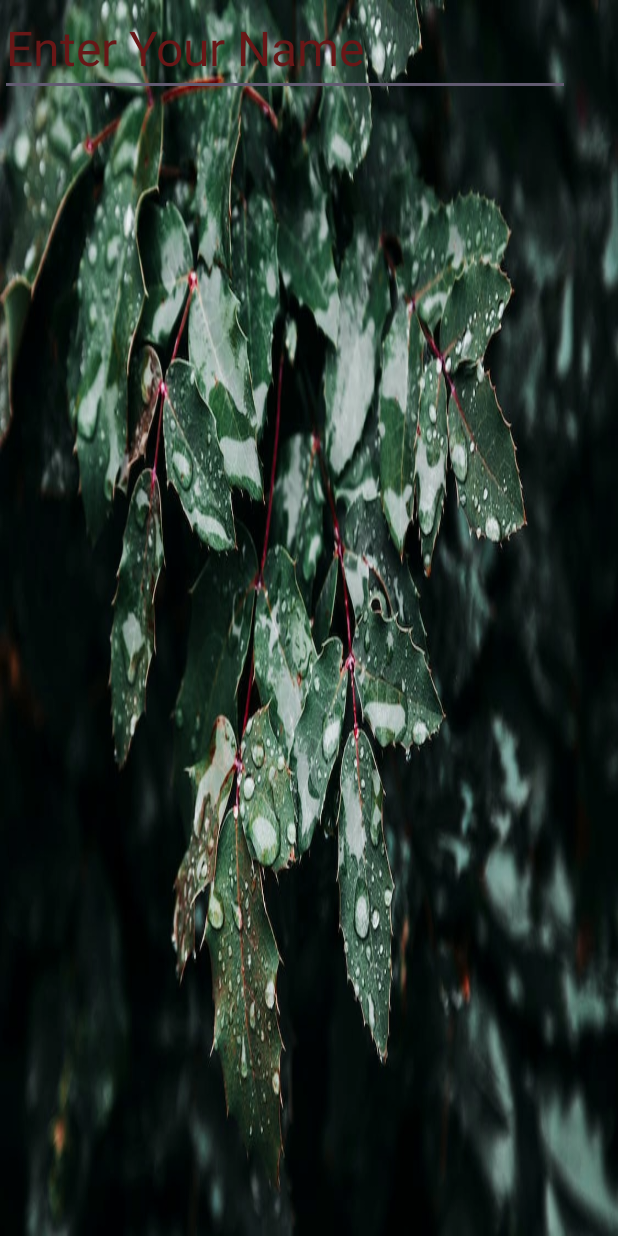
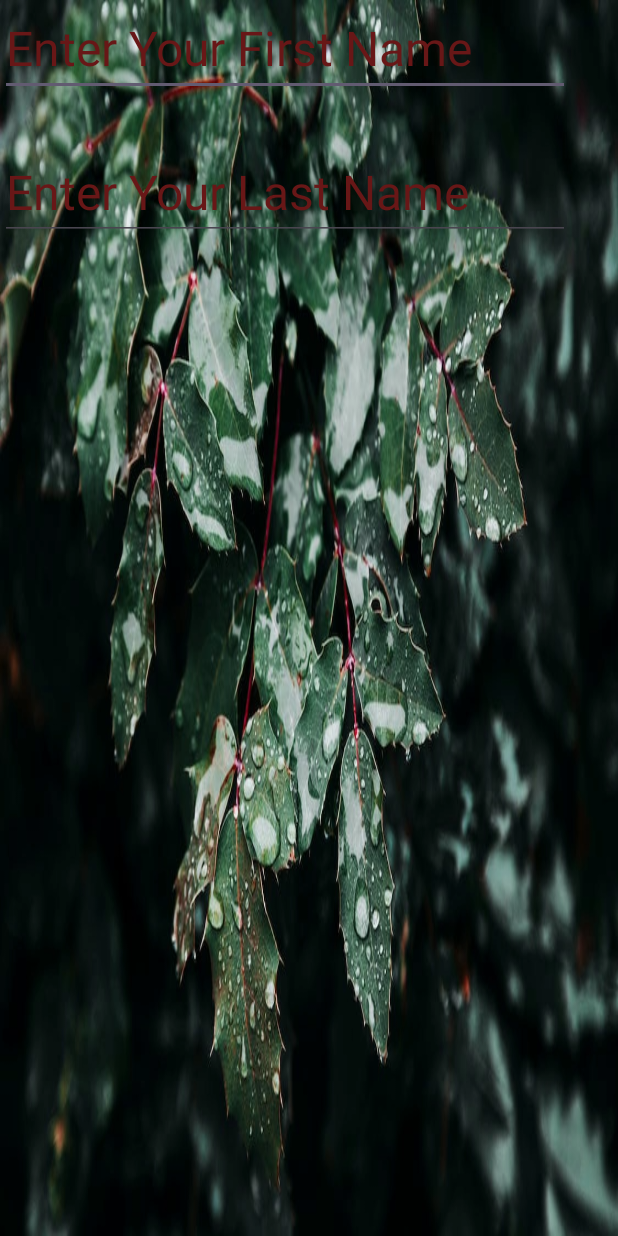
Before and after one commit to Corneth/ListenLeaf, an Android app: the SignUp_Page screen opened directly, with no data from a screen before it, on a phone screen of 412 x 824 dp. Run offline under Robolectric (Android 15) with nearby library versions, the phone set to English and light mode, and no system bars.

Commit message:
Name text boxes added and space box to sign up page

```diff
--- a/app/src/main/res/layout/activity_sign_up_page.xml
+++ b/app/src/main/res/layout/activity_sign_up_page.xml
@@ -6,16 +6,34 @@
     android:layout_width="match_parent"
     android:layout_height="match_parent"
     android:background="@drawable/dgreenleafwithh20bubble"
-    android:orientation = "horizontal">
+    android:orientation = "vertical">
 
 
     <EditText
-        android:id="@+id/nameBox"
+        android:id="@+id/firstNameBox"
         android:layout_width="wrap_content"
         android:layout_height="wrap_content"
         android:ems="10"
         android:textSize="32sp"
-        android:hint="Enter Your Name"
+        android:hint="Enter Your First Name"
         android:inputType="text"
         android:textColorHint="#681717" />
+
+
+    <Space
+        android:layout_width="32dp"
+        android:layout_height="32dp"
+        />
+
+    <EditText
+        android:id="@+id/lastNameBox"
+        android:layout_width="wrap_content"
+        android:layout_height="wrap_content"
+        android:ems="10"
+        android:hint="Enter Your Last Name"
+        android:inputType="text"
+        android:textColorHint="#681717"
+        android:textSize="32sp" />
+
+
 </LinearLayout>
```
